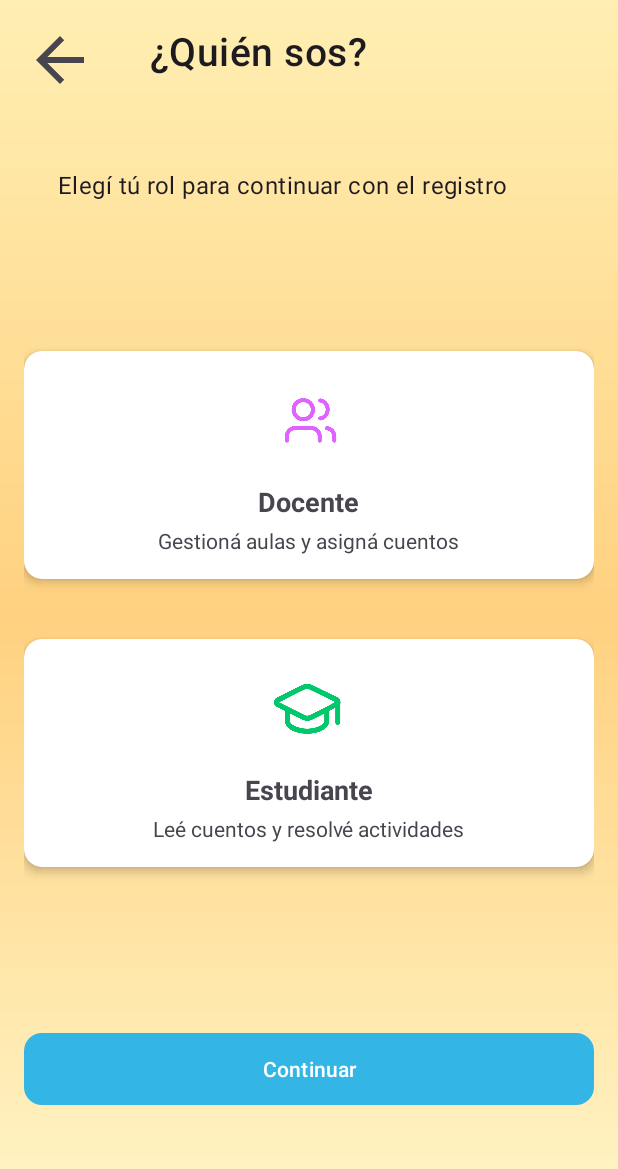
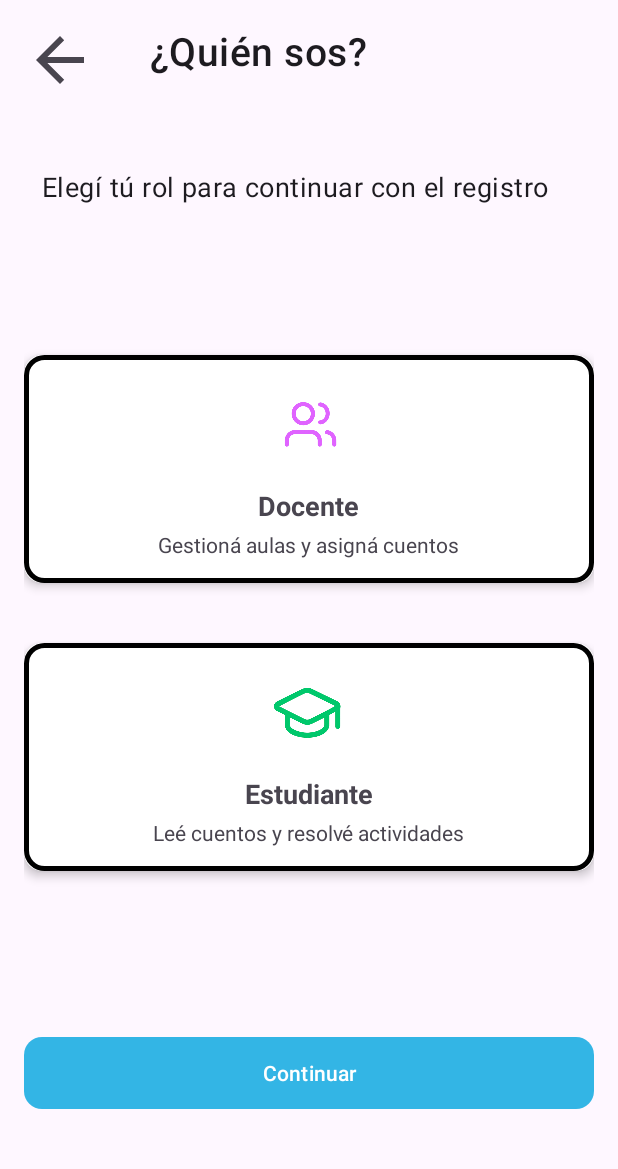
Before and after one commit to Kerooo0/lectana-app-mobile, an Android app: the registro_pregunta screen opened directly, with no data from a screen before it, on a phone screen of 412 x 824 dp. Shown: the top 1169 px of the screen. Run offline under Robolectric (Android 15) with nearby library versions, the phone set to English and light mode, and no system bars.

Commit message:
cambio de color

```diff
--- a/app/src/main/res/drawable/card_seleccionada.xml
+++ b/app/src/main/res/drawable/card_seleccionada.xml
@@ -5,7 +5,7 @@
         <item android:state_selected="true">
             <shape android:shape="rectangle">
                 <solid android:color="#B3E5FC"/>
-                <stroke android:width="7dp" android:color="@color/azul_claro"/>
+                <stroke android:width="5dp" android:color="@color/azul_claro"/>
                 <corners android:radius="12dp"/>
             </shape>
         </item>
@@ -14,7 +14,7 @@
         <item android:state_selected="false">
             <shape android:shape="rectangle">
                 <solid android:color="@android:color/white"/>
-                <stroke android:width="7dp" android:color="@android:color/white"/>
+                <stroke android:width="3dp" android:color="@android:color/black"/>
                 <corners android:radius="12dp"/>
             </shape>
         </item>
--- a/app/src/main/res/layout/activity_registro_pregunta.xml
+++ b/app/src/main/res/layout/activity_registro_pregunta.xml
@@ -5,7 +5,6 @@
     android:layout_width="match_parent"
     android:layout_height="match_parent"
     android:padding="16dp"
-    android:background="@drawable/gradiante_amarilla"
     tools:context=".registro.registro_pregunta">
 
 
@@ -37,7 +36,7 @@
         android:layout_width="wrap_content"
         android:layout_height="wrap_content"
         android:layout_marginTop="48dp"
-        android:textSize="16sp"
+        android:textSize="18sp"
         android:text="@string/sub_registro_preg"
         android:textAppearance="?attr/textAppearanceBody2"
         app:layout_constraintEnd_toEndOf="parent"
```
